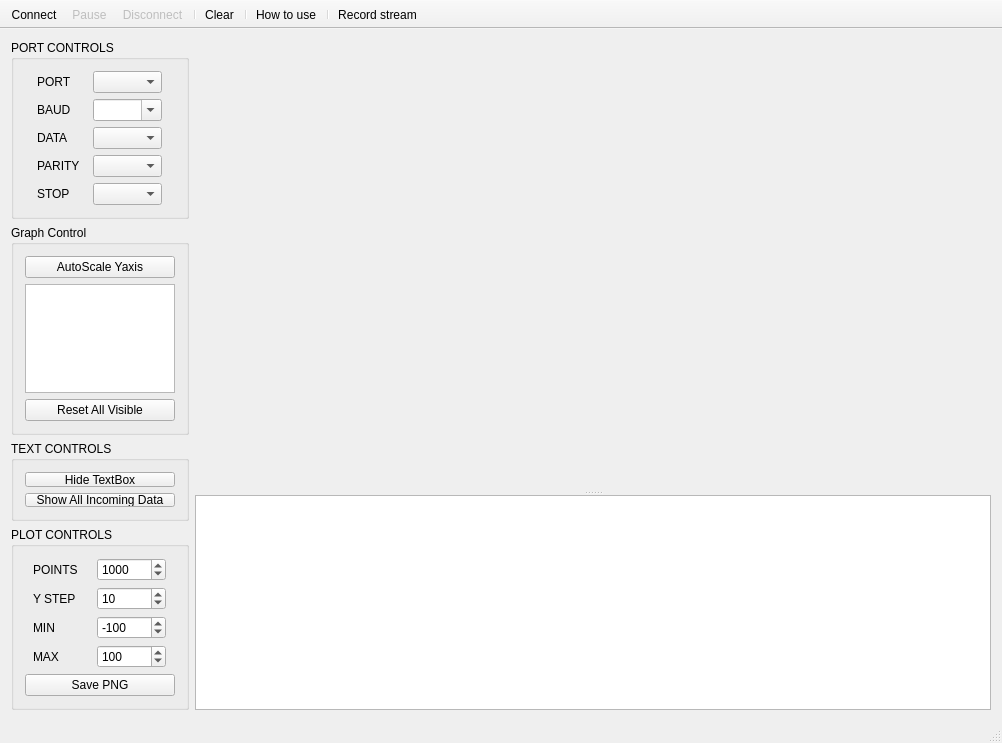
Before: the Qt Designer form mainwindow.ui in CieNTi/serial_port_plotter, drawn with Qt 5.
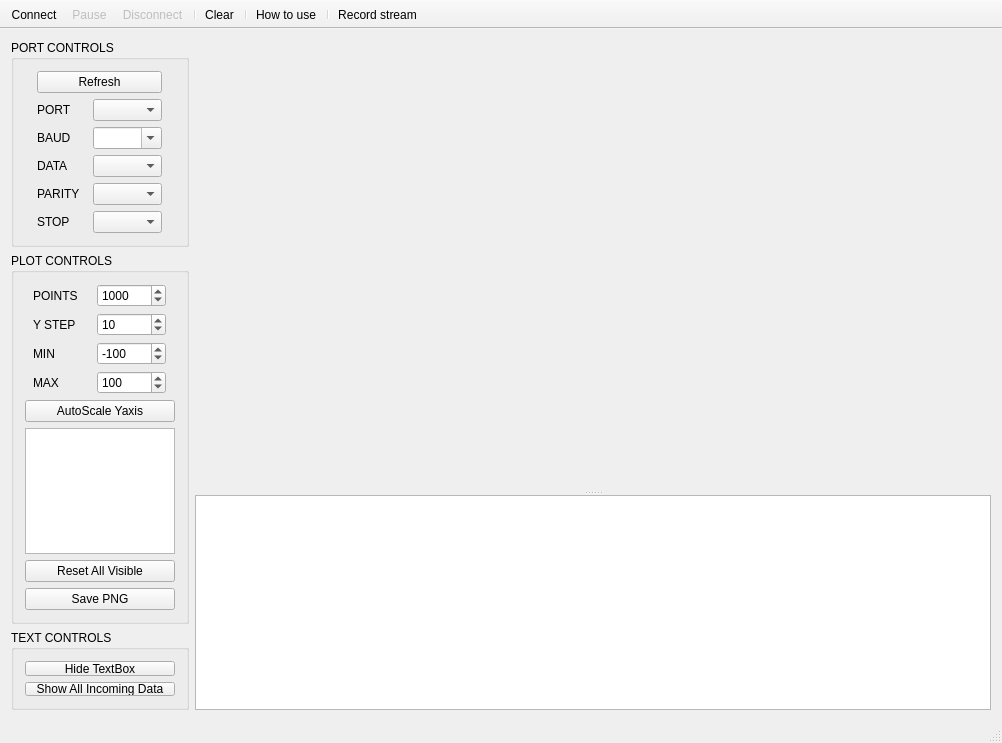
After: the same form once the commit is applied. Icons and pictures are not drawn. Custom widgets are drawn as their Qt base class.

Commit message: Add refresh comport button, update README

Patch:
```diff
--- a/mainwindow.ui
+++ b/mainwindow.ui
@@ -37,6 +37,13 @@
         <layout class="QGridLayout" name="gridLayout">
          <item row="0" column="0">
           <layout class="QVBoxLayout" name="verticalLayout_3">
+           <item>
+            <widget class="QPushButton" name="pushButton">
+             <property name="text">
+              <string>Refresh</string>
+             </property>
+            </widget>
+           </item>
            <item>
             <layout class="QHBoxLayout" name="horizontalLayout">
              <item>
@@ -240,139 +247,6 @@
         </layout>
        </widget>
       </item>
-      <item>
-       <spacer name="verticalSpacer">
-        <property name="orientation">
-         <enum>Qt::Vertical</enum>
-        </property>
-        <property name="sizeHint" stdset="0">
-         <size>
-          <width>20</width>
-          <height>40</height>
-         </size>
-        </property>
-       </spacer>
-      </item>
-      <item>
-       <widget class="QGroupBox" name="verticalGroupBox">
-        <property name="title">
-         <string>Graph Control</string>
-        </property>
-        <layout class="QVBoxLayout" name="verticalLayout_2">
-         <item>
-          <widget class="QPushButton" name="pushButton_AutoScale">
-           <property name="sizeIncrement">
-            <size>
-             <width>0</width>
-             <height>8</height>
-            </size>
-           </property>
-           <property name="text">
-            <string>AutoScale Yaxis</string>
-           </property>
-          </widget>
-         </item>
-         <item>
-          <widget class="QListWidget" name="listWidget_Channels">
-           <property name="sizePolicy">
-            <sizepolicy hsizetype="Minimum" vsizetype="MinimumExpanding">
-             <horstretch>0</horstretch>
-             <verstretch>0</verstretch>
-            </sizepolicy>
-           </property>
-           <property name="minimumSize">
-            <size>
-             <width>0</width>
-             <height>0</height>
-            </size>
-           </property>
-           <property name="maximumSize">
-            <size>
-             <width>150</width>
-             <height>16777215</height>
-            </size>
-           </property>
-           <property name="layoutDirection">
-            <enum>Qt::LeftToRight</enum>
-           </property>
-           <property name="autoScroll">
-            <bool>false</bool>
-           </property>
-           <property name="editTriggers">
-            <set>QAbstractItemView::NoEditTriggers</set>
-           </property>
-           <property name="alternatingRowColors">
-            <bool>true</bool>
-           </property>
-           <property name="selectionBehavior">
-            <enum>QAbstractItemView::SelectItems</enum>
-           </property>
-           <property name="textElideMode">
-            <enum>Qt::ElideMiddle</enum>
-           </property>
-           <property name="resizeMode">
-            <enum>QListView::Adjust</enum>
-           </property>
-           <property name="modelColumn">
-            <number>0</number>
-           </property>
-           <property name="selectionRectVisible">
-            <bool>true</bool>
-           </property>
-          </widget>
-         </item>
-         <item>
-          <widget class="QPushButton" name="pushButton_ResetVisible">
-           <property name="text">
-            <string>Reset All Visible</string>
-           </property>
-          </widget>
-         </item>
-        </layout>
-       </widget>
-      </item>
-      <item>
-       <widget class="QGroupBox" name="gridGroupBox">
-        <property name="minimumSize">
-         <size>
-          <width>0</width>
-          <height>80</height>
-         </size>
-        </property>
-        <property name="title">
-         <string>TEXT CONTROLS</string>
-        </property>
-        <layout class="QGridLayout" name="TextControlsBox">
-         <item row="0" column="0">
-          <layout class="QVBoxLayout" name="verticalLayout">
-           <item>
-            <widget class="QPushButton" name="pushButton_TextEditHide">
-             <property name="text">
-              <string>Hide TextBox</string>
-             </property>
-             <property name="checkable">
-              <bool>true</bool>
-             </property>
-             <property name="checked">
-              <bool>false</bool>
-             </property>
-            </widget>
-           </item>
-           <item>
-            <widget class="QPushButton" name="pushButton_ShowallData">
-             <property name="text">
-              <string>Show All Incoming Data</string>
-             </property>
-             <property name="checkable">
-              <bool>true</bool>
-             </property>
-            </widget>
-           </item>
-          </layout>
-         </item>
-        </layout>
-       </widget>
-      </item>
       <item>
        <widget class="QGroupBox" name="PlotControlsBox">
         <property name="title">
@@ -585,6 +459,75 @@
              </item>
             </layout>
            </item>
+           <item>
+            <widget class="QPushButton" name="pushButton_AutoScale">
+             <property name="sizeIncrement">
+              <size>
+               <width>0</width>
+               <height>8</height>
+              </size>
+             </property>
+             <property name="text">
+              <string>AutoScale Yaxis</string>
+             </property>
+            </widget>
+           </item>
+           <item>
+            <widget class="QListWidget" name="listWidget_Channels">
+             <property name="sizePolicy">
+              <sizepolicy hsizetype="Minimum" vsizetype="MinimumExpanding">
+               <horstretch>0</horstretch>
+               <verstretch>0</verstretch>
+              </sizepolicy>
+             </property>
+             <property name="minimumSize">
+              <size>
+               <width>0</width>
+               <height>0</height>
+              </size>
+             </property>
+             <property name="maximumSize">
+              <size>
+               <width>150</width>
+               <height>16777215</height>
+              </size>
+             </property>
+             <property name="layoutDirection">
+              <enum>Qt::LeftToRight</enum>
+             </property>
+             <property name="autoScroll">
+              <bool>false</bool>
+             </property>
+             <property name="editTriggers">
+              <set>QAbstractItemView::NoEditTriggers</set>
+             </property>
+             <property name="alternatingRowColors">
+              <bool>true</bool>
+             </property>
+             <property name="selectionBehavior">
+              <enum>QAbstractItemView::SelectItems</enum>
+             </property>
+             <property name="textElideMode">
+              <enum>Qt::ElideMiddle</enum>
+             </property>
+             <property name="resizeMode">
+              <enum>QListView::Adjust</enum>
+             </property>
+             <property name="modelColumn">
+              <number>0</number>
+             </property>
+             <property name="selectionRectVisible">
+              <bool>true</bool>
+             </property>
+            </widget>
+           </item>
+           <item>
+            <widget class="QPushButton" name="pushButton_ResetVisible">
+             <property name="text">
+              <string>Reset All Visible</string>
+             </property>
+            </widget>
+           </item>
            <item>
             <widget class="QPushButton" name="savePNGButton">
              <property name="text">
@@ -597,6 +540,61 @@
         </layout>
        </widget>
       </item>
+      <item>
+       <spacer name="verticalSpacer">
+        <property name="orientation">
+         <enum>Qt::Vertical</enum>
+        </property>
+        <property name="sizeHint" stdset="0">
+         <size>
+          <width>20</width>
+          <height>40</height>
+         </size>
+        </property>
+       </spacer>
+      </item>
+      <item>
+       <widget class="QGroupBox" name="gridGroupBox">
+        <property name="minimumSize">
+         <size>
+          <width>0</width>
+          <height>80</height>
+         </size>
+        </property>
+        <property name="title">
+         <string>TEXT CONTROLS</string>
+        </property>
+        <layout class="QGridLayout" name="TextControlsBox">
+         <item row="0" column="0">
+          <layout class="QVBoxLayout" name="verticalLayout">
+           <item>
+            <widget class="QPushButton" name="pushButton_TextEditHide">
+             <property name="text">
+              <string>Hide TextBox</string>
+             </property>
+             <property name="checkable">
+              <bool>true</bool>
+             </property>
+             <property name="checked">
+              <bool>false</bool>
+             </property>
+            </widget>
+           </item>
+           <item>
+            <widget class="QPushButton" name="pushButton_ShowallData">
+             <property name="text">
+              <string>Show All Incoming Data</string>
+             </property>
+             <property name="checkable">
+              <bool>true</bool>
+             </property>
+            </widget>
+           </item>
+          </layout>
+         </item>
+        </layout>
+       </widget>
+      </item>
      </layout>
     </item>
     <item row="0" column="1">
```
The commit also changes 3 other files.
